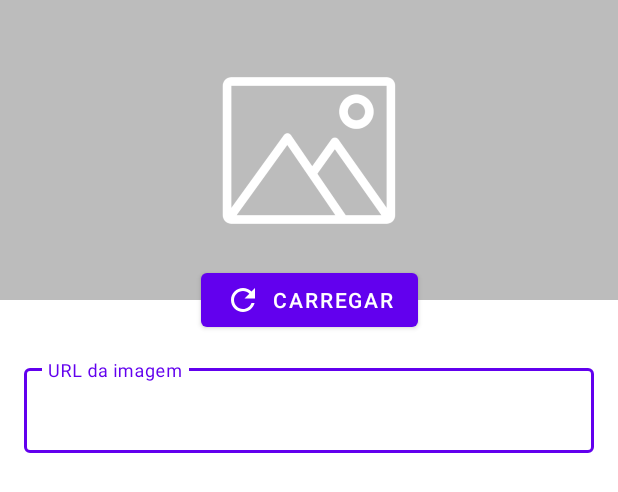
After one commit to alexfelipe/orgs-2, an Android app: the layout formulario_imagem.xml on its own in the app's theme, with its tools: preview values and no code run, on a phone screen of 412 x 824 dp. The commit adds this screen. Shown: the top 492 px of the screen. Run offline under Robolectric (Android 15) with nearby library versions, the phone set to English and light mode, and no system bars.

Commit message:
3.2 e 3.3

```diff
--- a/app/build.gradle
+++ b/app/build.gradle
@@ -30,6 +30,9 @@ android {
     kotlinOptions {
         jvmTarget = '1.8'
     }
+    buildFeatures {
+        viewBinding true
+    }
 }
 
 dependencies {
--- a/app/src/main/java/br/com/alura/orgs/ui/activity/FormularioProdutoActivity.kt
+++ b/app/src/main/java/br/com/alura/orgs/ui/activity/FormularioProdutoActivity.kt
@@ -1,19 +1,43 @@
 package br.com.alura.orgs.ui.activity
 
 import android.os.Bundle
+import android.util.Log
 import android.widget.Button
 import android.widget.EditText
+import androidx.appcompat.app.AlertDialog
 import androidx.appcompat.app.AppCompatActivity
 import br.com.alura.orgs.R
 import br.com.alura.orgs.dao.ProdutosDao
+import br.com.alura.orgs.databinding.ActivityFormularioProdutoBinding
+import br.com.alura.orgs.databinding.FormularioImagemBinding
 import br.com.alura.orgs.model.Produto
 import java.math.BigDecimal
 
 class FormularioProdutoActivity :
-    AppCompatActivity(R.layout.activity_formulario_produto) {
+    AppCompatActivity() {
+
+    private val binding by lazy {
+        ActivityFormularioProdutoBinding.inflate(layoutInflater)
+    }
 
     override fun onCreate(savedInstanceState: Bundle?) {
         super.onCreate(savedInstanceState)
+        setContentView(binding.root)
+        binding.activityFormularioProdutoImagem.setOnClickListener {
+            val binding = FormularioImagemBinding.inflate(layoutInflater)
+
+            AlertDialog.Builder(this)
+                .setView(binding.root)
+                .setPositiveButton(
+                    "confirmar"
+                ) { _, _ ->
+                    Log.i("ListaProdutosActivity", "onCreate: botão confirmar clicado")
+                }
+                .setNegativeButton("cancelar") { _, _ ->
+                    Log.i("ListaProdutosActivity", "onCreate: botão cancelar clicado")
+                }
+                .show()
+        }
         configuraBotaoSalvar()
     }
 
--- /dev/null
+++ b/app/src/main/res/drawable/ic_action_carregar.xml
@@ -0,0 +1,5 @@
+<vector android:height="24dp" android:tint="#FFFFFF"
+    android:viewportHeight="24" android:viewportWidth="24"
+    android:width="24dp" xmlns:android="http://schemas.android.com/apk/res/android">
+    <path android:fillColor="@android:color/white" android:pathData="M17.65,6.35C16.2,4.9 14.21,4 12,4c-4.42,0 -7.99,3.58 -7.99,8s3.57,8 7.99,8c3.73,0 6.84,-2.55 7.73,-6h-2.08c-0.82,2.33 -3.04,4 -5.65,4 -3.31,0 -6,-2.69 -6,-6s2.69,-6 6,-6c1.66,0 3.14,0.69 4.22,1.78L13,11h7V4l-2.35,2.35z"/>
+</vector>
--- /dev/null
+++ b/app/src/main/res/layout/formulario_imagem.xml
@@ -0,0 +1,46 @@
+<?xml version="1.0" encoding="utf-8"?>
+<androidx.constraintlayout.widget.ConstraintLayout xmlns:android="http://schemas.android.com/apk/res/android"
+    xmlns:app="http://schemas.android.com/apk/res-auto"
+    xmlns:tools="http://schemas.android.com/tools"
+    android:layout_width="match_parent"
+    android:layout_height="wrap_content">
+
+    <ImageView
+        android:id="@+id/imageView2"
+        android:layout_width="wrap_content"
+        android:layout_height="200dp"
+        android:scaleType="center"
+        app:layout_constraintEnd_toEndOf="parent"
+        app:layout_constraintStart_toStartOf="@drawable/imagem_padrao"
+        app:layout_constraintTop_toTopOf="parent"
+        app:srcCompat="@drawable/imagem_padrao"
+        tools:srcCompat="@tools:sample/backgrounds/scenic" />
+
+    <Button
+        android:id="@+id/formulario_imagem_botao_carregar"
+        android:layout_width="wrap_content"
+        android:layout_height="wrap_content"
+        android:text="Carregar"
+        app:icon="@drawable/ic_action_carregar"
+        app:layout_constraintBottom_toBottomOf="@+id/imageView2"
+        app:layout_constraintEnd_toEndOf="parent"
+        app:layout_constraintStart_toStartOf="parent"
+        app:layout_constraintTop_toBottomOf="@+id/imageView2" />
+
+    <com.google.android.material.textfield.TextInputLayout
+        style="@style/Widget.MaterialComponents.TextInputLayout.OutlinedBox"
+        android:layout_width="0dp"
+        android:layout_height="wrap_content"
+        android:layout_margin="16dp"
+        app:layout_constraintBottom_toBottomOf="parent"
+        app:layout_constraintEnd_toEndOf="parent"
+        app:layout_constraintStart_toStartOf="parent"
+        app:layout_constraintTop_toBottomOf="@+id/formulario_imagem_botao_carregar">
+
+        <com.google.android.material.textfield.TextInputEditText
+            android:layout_width="match_parent"
+            android:layout_height="wrap_content"
+            android:hint="URL da imagem"
+            android:inputType="textUri" />
+    </com.google.android.material.textfield.TextInputLayout>
+</androidx.constraintlayout.widget.ConstraintLayout>
```
Also changed, not shown: app/src/main/java/br/com/alura/orgs/ui/activity/ListaProdutosActivity.kt (+7 -1 lines), app/src/main/res/drawable-hdpi/imagem_padrao.png, app/src/main/res/drawable-ldpi/imagem_padrao.png, app/src/main/res/drawable-mdpi/imagem_padrao.png, app/src/main/res/drawable-xhdpi/imagem_padrao.png, app/src/main/res/drawable-xxhdpi/imagem_padrao.png, app/src/main/res/drawable-xxxhdpi/imagem_padrao.png.
